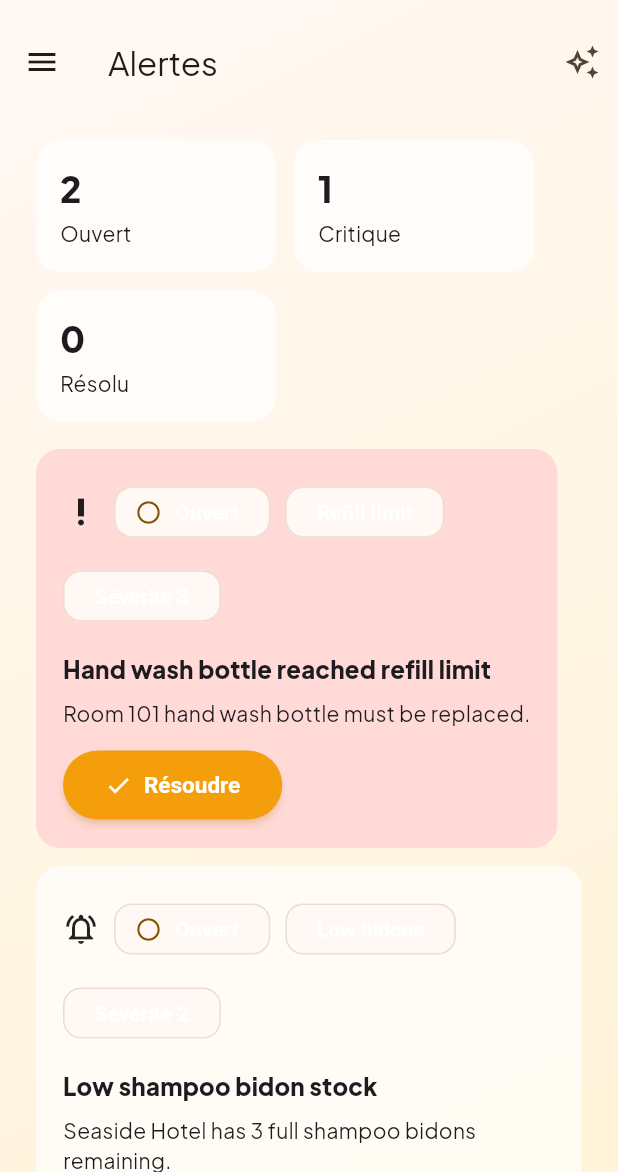
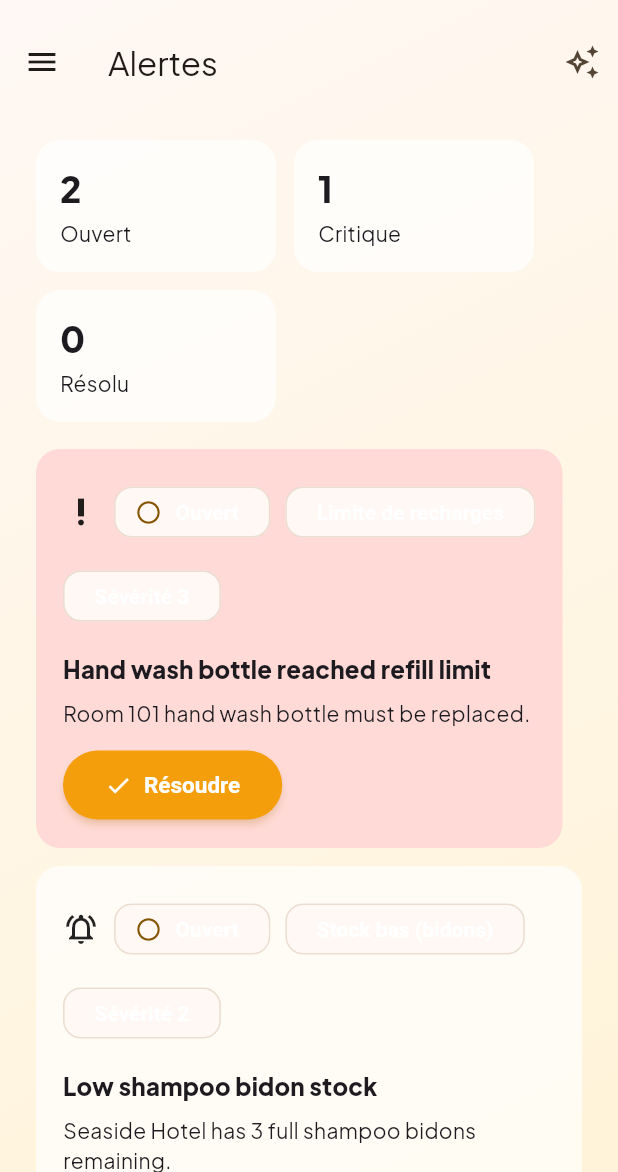
Before and after one commit to prodypanda/ivra-refill, a Flutter app: the AlertsScreen screen opened by its route, on a phone screen of 412 x 824 dp, the part 64-1236 px from its top. Run offline on Flutter 3.47's test engine with Material 3 defaults, Android fonts, the phone set to English and light mode, and no system bars; our stand-ins replace csv, fl_chart, flutter_riverpod, go_router, google_fonts, shared_preferences and 2 more; missing offline and left inert: dart:html; accounts and stored records are empty.

```diff
--- a/lib/src/features/alerts/alerts_screen.dart
+++ b/lib/src/features/alerts/alerts_screen.dart
@@ -1,7 +1,6 @@
 import 'package:flutter/material.dart';
 import 'package:flutter_riverpod/flutter_riverpod.dart';
 
-import '../../domain/app_enums.dart';
 import '../../domain/models.dart';
 import '../../l10n/app_localizations.dart';
 import '../../state/app_state.dart';
@@ -59,7 +58,8 @@ class AlertsScreen extends ConsumerWidget {
     if (!context.mounted) return;
     PremiumSnackbar.show(
       context,
-      '$created smart alerts created',
+      AppLocalizations.of(context)
+          .tParams('alertsRefreshedToast', {'count': '$created'}),
       icon: Icons.auto_awesome,
     );
   }
@@ -75,7 +75,7 @@ class AlertsScreen extends ConsumerWidget {
     if (!context.mounted) return;
     PremiumSnackbar.show(
       context,
-      'Alert resolved',
+      AppLocalizations.of(context).t('alertResolvedToast'),
       icon: Icons.check_circle_outline,
     );
   }
@@ -230,7 +230,11 @@ class _AlertCard extends StatelessWidget {
                     ),
                   ),
                 ),
-                Chip(label: Text(_typeLabel(alert.type))),
+                Chip(
+                  label: Text(
+                    AppLocalizations.of(context).alertTypeLabel(alert.type),
+                  ),
+                ),
                 Chip(
                   label: Text(
                     AppLocalizations.of(context).tParams(
@@ -270,17 +274,6 @@ class _AlertCard extends StatelessWidget {
     );
   }
 
-  String _typeLabel(AlertType type) {
-    return switch (type) {
-      AlertType.lowBidonStock => 'Low bidons',
-      AlertType.lowBottleStock => 'Low bottles',
-      AlertType.bottleAgeLimit => 'Bottle age',
-      AlertType.refillLimit => 'Refill limit',
-      AlertType.pendingApproval => 'Approval',
-      AlertType.suspiciousActivity => 'Suspicious activity',
-      AlertType.inactiveHotel => 'Inactive hotel',
-    };
-  }
 }
 
 class _EmptyAlerts extends StatelessWidget {
@@ -290,11 +283,12 @@ class _EmptyAlerts extends StatelessWidget {
 
   @override
   Widget build(BuildContext context) {
+    final l10n = AppLocalizations.of(context);
     return EmptyState(
       icon: Icons.notifications_off_outlined,
-      title: 'No alerts yet',
-      message: 'Refresh smart alerts to scan stock, refill limits, bottle age, and pending approvals.',
-      actionLabel: 'Refresh alerts',
+      title: l10n.t('alertsEmptyTitle'),
+      message: l10n.t('alertsEmptyMessage'),
+      actionLabel: l10n.t('alertsEmptyAction'),
       onAction: onRefresh,
     );
   }
--- a/lib/src/features/team/team_screen.dart
+++ b/lib/src/features/team/team_screen.dart
@@ -599,7 +599,9 @@ class _MemberActions extends StatelessWidget {
             onPressed: onManageHotels,
           ),
         IconButton.outlined(
-          tooltip: member.isActive ? 'Deactivate account' : 'Reactivate account',
+          tooltip: member.isActive
+              ? l10n.t('teamDeactivateAccountTooltip')
+              : l10n.t('teamReactivateAccountTooltip'),
           icon: Icon(
             member.isActive
                 ? Icons.person_off_outlined
--- a/lib/src/l10n/app_localizations.dart
+++ b/lib/src/l10n/app_localizations.dart
@@ -128,6 +128,7 @@ class AppLocalizations {
       'authPasswordUpdatedSuccess': 'Password updated successfully.',
       'roomsTooltipCreateTemplate': 'Create room template',
       'roomsNoRoomsFound': 'No rooms or products found.',
+      'roomsSearchEmptyHint': 'Try adjusting your search query or filters.',
       'roomsLabelRoom': 'Room',
       'roomsLabelFloor': 'Floor',
       'roomsLabelRefills': 'Refills',
@@ -320,6 +321,26 @@ class AppLocalizations {
       'invitationStatusAccepted': 'Accepted',
       'invitationStatusCancelled': 'Cancelled',
       'invitationStatusExpired': 'Expired',
+      'alertResolvedToast': 'Alert resolved',
+      'alertsRefreshedToast': '{count} smart alerts created',
+      'alertsEmptyTitle': 'No alerts yet',
+      'alertsEmptyMessage':
+          'Refresh smart alerts to scan stock, refill limits, bottle age, and pending approvals.',
+      'alertsEmptyAction': 'Refresh alerts',
+      'alertTypeLowBidonStock': 'Low bidons',
+      'alertTypeLowBottleStock': 'Low bottles',
+      'alertTypeBottleAgeLimit': 'Bottle age',
+      'alertTypeRefillLimit': 'Refill limit',
+      'alertTypePendingApproval': 'Approval',
+      'alertTypeSuspiciousActivity': 'Suspicious activity',
+      'alertTypeInactiveHotel': 'Inactive hotel',
+      'refillEventApproved': 'Approved',
+      'refillEventRejected': 'Rejected',
+      'teamDeactivateAccountTooltip': 'Deactivate account',
+      'teamReactivateAccountTooltip': 'Reactivate account',
+      'settingsSyncedSummary': 'Synced {synced} actions',
+      'settingsSyncedSummarySingular': 'Synced {synced} action',
+      'settingsSyncedWithFailures': 'Synced {synced}, {failed} failed',
       'inviteAcceptHeading': 'Accept Ivra invitation',
       'inviteSubtitleWithHotel': '{name} was invited as {role} for {hotel}.',
       'inviteSubtitleNoHotel': '{name} was invited as {role}.',
@@ -444,6 +465,7 @@ class AppLocalizations {
       'authPasswordUpdatedSuccess': 'Mot de passe mis à jour avec succès.',
       'roomsTooltipCreateTemplate': 'Créer un modèle de chambre',
       'roomsNoRoomsFound': 'Aucune chambre ni produit trouvé.',
+      'roomsSearchEmptyHint': 'Essayez de modifier votre recherche ou vos filtres.',
       'roomsLabelRoom': 'Chambre',
       'roomsLabelFloor': 'Étage',
       'roomsLabelRefills': 'Recharges',
@@ -637,6 +659,26 @@ class AppLocalizations {
       'invitationStatusAccepted': 'Acceptée',
       'invitationStatusCancelled': 'Annulée',
       'invitationStatusExpired': 'Expirée',
+      'alertResolvedToast': 'Alerte résolue',
+      'alertsRefreshedToast': '{count} alertes intelligentes créées',
+      'alertsEmptyTitle': 'Aucune alerte pour le moment',
+      'alertsEmptyMessage':
+          'Actualisez les alertes intelligentes pour analyser le stock, les limites de recharge, l\'âge des bouteilles et les approbations en attente.',
+      'alertsEmptyAction': 'Actualiser les alertes',
+      'alertTypeLowBidonStock': 'Stock bas (bidons)',
+      'alertTypeLowBottleStock': 'Stock bas (bouteilles)',
+      'alertTypeBottleAgeLimit': 'Âge bouteille',
+      'alertTypeRefillLimit': 'Limite de recharges',
+      'alertTypePendingApproval': 'Approbation',
+      'alertTypeSuspiciousActivity': 'Activité suspecte',
+      'alertTypeInactiveHotel': 'Hôtel inactif',
+      'refillEventApproved': 'Approuvé',
+      'refillEventRejected': 'Rejeté',
+      'teamDeactivateAccountTooltip': 'Désactiver le compte',
+      'teamReactivateAccountTooltip': 'Réactiver le compte',
+      'settingsSyncedSummary': '{synced} actions synchronisées',
+      'settingsSyncedSummarySingular': '{synced} action synchronisée',
+      'settingsSyncedWithFailures': '{synced} synchronisées, {failed} échec(s)',
       'inviteAcceptHeading': 'Accepter l\'invitation Ivra',
       'inviteSubtitleWithHotel':
           '{name} a été invité(e) en tant que {role} pour {hotel}.',
@@ -763,6 +805,7 @@ class AppLocalizations {
       'authPasswordUpdatedSuccess': 'تم تحديث كلمة المرور بنجاح.',
       'roomsTooltipCreateTemplate': 'إنشاء نموذج غرفة',
       'roomsNoRoomsFound': 'لم يتم العثور على غرف أو منتجات.',
+      'roomsSearchEmptyHint': 'جرّب تعديل استفسار البحث أو العوامل التصفية.',
       'roomsLabelRoom': 'غرفة',
       'roomsLabelFloor': 'الطابق',
       'roomsLabelRefills': 'التعبئة',
@@ -957,6 +1000,26 @@ class AppLocalizations {
       'invitationStatusAccepted': '\u0645\u0642\u0628\u0648\u0644\u0629',
       'invitationStatusCancelled': '\u0645\u0644\u063a\u0627\u0629',
       'invitationStatusExpired': '\u0645\u0646\u062a\u0647\u064a\u0629',
+      'alertResolvedToast': '\u062a\u0645\u0651 \u062d\u0644\u0651 \u0627\u0644\u062a\u0646\u0628\u064a\u0647',
+      'alertsRefreshedToast': '\u062a\u0645\u0651 \u0625\u0646\u0634\u0627\u0621 {count} \u062a\u0646\u0628\u064a\u0647\u0627\u062a \u0630\u0643\u064a\u0651\u0629',
+      'alertsEmptyTitle': '\u0644\u0627 \u062a\u0648\u062c\u062f \u062a\u0646\u0628\u064a\u0647\u0627\u062a \u0628\u0639\u062f',
+      'alertsEmptyMessage':
+          '\u062d\u062f\u0651\u062b \u0627\u0644\u062a\u0646\u0628\u064a\u0647\u0627\u062a \u0627\u0644\u0630\u0643\u064a\u0651\u0629 \u0644\u0641\u062d\u0635 \u0627\u0644\u0645\u062e\u0632\u0648\u0646 \u0648\u062d\u062f\u0648\u062f \u0625\u0639\u0627\u062f\u0629 \u0627\u0644\u062a\u0639\u0628\u0626\u0629 \u0648\u0639\u0645\u0631 \u0627\u0644\u0632\u062c\u0627\u062c\u0627\u062a \u0648\u0627\u0644\u0645\u0648\u0627\u0641\u0642\u0627\u062a \u0627\u0644\u0645\u0639\u0644\u0651\u0642\u0629.',
+      'alertsEmptyAction': '\u062a\u062d\u062f\u064a\u062b \u0627\u0644\u062a\u0646\u0628\u064a\u0647\u0627\u062a',
+      'alertTypeLowBidonStock': '\u0645\u062e\u0632\u0648\u0646 \u0628\u064a\u062f\u0648\u0646\u0627\u062a \u0645\u0646\u062e\u0641\u0636',
+      'alertTypeLowBottleStock': '\u0645\u062e\u0632\u0648\u0646 \u0632\u062c\u0627\u062c\u0627\u062a \u0645\u0646\u062e\u0641\u0636',
+      'alertTypeBottleAgeLimit': '\u0639\u0645\u0631 \u0627\u0644\u0632\u062c\u0627\u062c\u0629',
+      'alertTypeRefillLimit': '\u062d\u062f \u0625\u0639\u0627\u062f\u0629 \u0627\u0644\u062a\u0639\u0628\u0626\u0629',
+      'alertTypePendingApproval': '\u0645\u0648\u0627\u0641\u0642\u0629',
+      'alertTypeSuspiciousActivity': '\u0646\u0634\u0627\u0637 \u0645\u0634\u0628\u0648\u0647',
+      'alertTypeInactiveHotel': '\u0641\u0646\u062f\u0642 \u063a\u064a\u0631 \u0646\u0634\u0637',
+      'refillEventApproved': '\u062a\u0645\u0651\u062a \u0627\u0644\u0645\u0648\u0627\u0641\u0642\u0629',
+      'refillEventRejected': '\u062a\u0645\u0651 \u0627\u0644\u0631\u0641\u0636',
+      'teamDeactivateAccountTooltip': '\u062a\u0639\u0637\u064a\u0644 \u0627\u0644\u062d\u0633\u0627\u0628',
+      'teamReactivateAccountTooltip': '\u0625\u0639\u0627\u062f\u0629 \u062a\u0641\u0639\u064a\u0644 \u0627\u0644\u062d\u0633\u0627\u0628',
+      'settingsSyncedSummary': '\u062a\u0645\u0651\u062a \u0645\u0632\u0627\u0645\u0646\u0629 {synced} \u0625\u062c\u0631\u0627\u0621\u0627\u062a',
+      'settingsSyncedSummarySingular': '\u062a\u0645\u0651\u062a \u0645\u0632\u0627\u0645\u0646\u0629 {synced} \u0625\u062c\u0631\u0627\u0621',
+      'settingsSyncedWithFailures': '\u062a\u0645\u0651\u062a \u0645\u0632\u0627\u0645\u0646\u0629 {synced}\u060c \u0641\u0634\u0644 {failed}',
       'inviteAcceptHeading': '\u0642\u0628\u0648\u0644 \u062f\u0639\u0648\u0629 Ivra',
       'inviteSubtitleWithHotel': '\u062a\u0645\u0651\u062a \u062f\u0639\u0648\u0629 {name} \u0628\u0635\u0641\u0629 {role} \u0641\u064a {hotel}.',
       'inviteSubtitleNoHotel': '\u062a\u0645\u0651\u062a \u062f\u0639\u0648\u0629 {name} \u0628\u0635\u0641\u0629 {role}.',
@@ -1082,6 +1145,7 @@ class AppLocalizations {
       'authPasswordUpdatedSuccess': 'Password aggiornata con successo.',
       'roomsTooltipCreateTemplate': 'Crea modello camera',
       'roomsNoRoomsFound': 'Nessuna camera o prodotto trovato.',
+      'roomsSearchEmptyHint': 'Prova a modificare la ricerca o i filtri.',
       'roomsLabelRoom': 'Camera',
       'roomsLabelFloor': 'Piano',
       'roomsLabelRefills': 'Ricariche',
@@ -1274,6 +1338,23 @@ class AppLocalizations {
       'invitationStatusAccepted': 'Accettato',
       'invitationStatusCancelled': 'Annullato',
       'invitationStatusExpired': 'Scaduto',
+      'alertResolvedToast': 'Avviso risolto',
+      'alertsRefreshedToast': '{count} avvisi intelligenti creati',
+      'alertsEmptyTitle': 'Nessun avviso al momento',
+      'alertsEmptyMessage':
+          'Aggiorna gli avvisi intelligenti per scansionare scorte, limiti di ricarica, et\u00e0 delle bottiglie e approvazioni in sospeso.',
+      'alertsEmptyAction': 'Aggiorna avvisi',
+      'alertTypeLowBidonStock': 'Scorte basse (bidoni)',
+      'alertTypeLowBottleStock': 'Scorte basse (bottiglie)',
+      'alertTypeBottleAgeLimit': 'Et\u00e0 bottiglia',
+      'alertTypeRefillLimit': 'Limite ricariche',
+      'alertTypePendingApproval': 'Approvazione',
+      'alertTypeSuspiciousActivity': 'Attivit\u00e0 sospetta',
+      'alertTypeInactiveHotel': 'Hotel inattivo',
+      'refillEventApproved': 'Approvato',
+      'refillEventRejected': 'Rifiutato',
+      'teamDeactivateAccountTooltip': 'Disattiva account',
+      'teamReactivateAccountTooltip': 'Riattiva account',
       'inviteAcceptHeading': 'Accetta invito Ivra',
       'inviteSubtitleWithHotel': '{name} è stato/a invitato/a come {role} per {hotel}.',
       'inviteSubtitleNoHotel': '{name} è stato/a invitato/a come {role}.',
@@ -1307,6 +1388,27 @@ class AppLocalizations {
       value = value.replaceAll('{${entry.key}}', entry.value);
     }
     return value;
+  }
+
+  /// Localized label for an `AlertType` so the alert-type chip in the alerts
+  /// list doesn't display hardcoded English to French/Arabic/Italian users.
+  String alertTypeLabel(AlertType type) {
+    switch (type) {
+      case AlertType.lowBidonStock:
+        return t('alertTypeLowBidonStock');
+      case AlertType.lowBottleStock:
+        return t('alertTypeLowBottleStock');
+      case AlertType.bottleAgeLimit:
+        return t('alertTypeBottleAgeLimit');
+      case AlertType.refillLimit:
+        return t('alertTypeRefillLimit');
+      case AlertType.pendingApproval:
+        return t('alertTypePendingApproval');
+      case AlertType.suspiciousActivity:
+        return t('alertTypeSuspiciousActivity');
+      case AlertType.inactiveHotel:
+        return t('alertTypeInactiveHotel');
+    }
   }
 
   /// Localized label for a raw team-invitation status string (`pending`,
```
Also changed, not shown: lib/src/features/account/account_screen.dart (+12 -14 lines), lib/src/features/inventory/inventory_screen.dart (+3 -5 lines), lib/src/features/rooms/rooms_screen.dart (+10 -10 lines), lib/src/features/settings/settings_screen.dart (+16 -7 lines), 1 other file.
